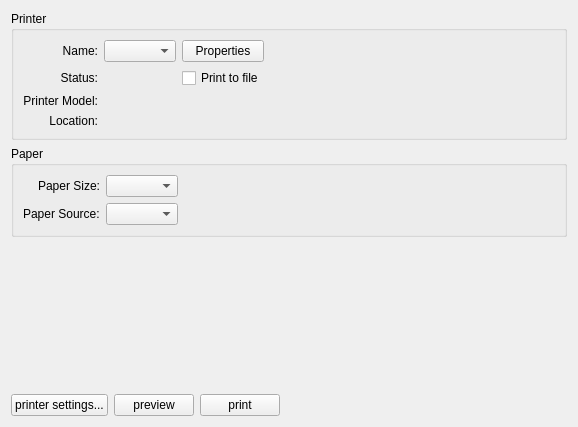
First picture: the form in cprint.ui, repository birkeh/picturePrint, before the edit.
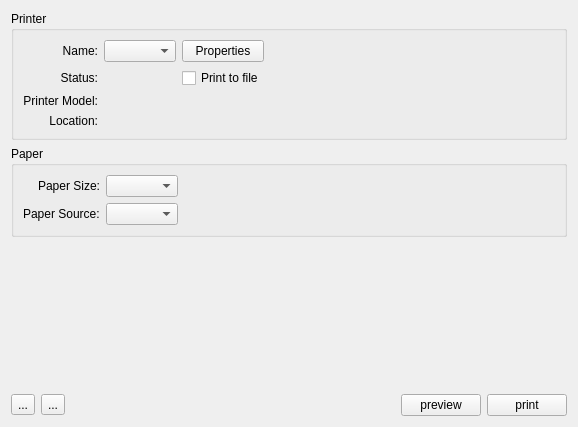
Second picture: the form after the edit.

Patch:
```diff
--- a/cprint.ui
+++ b/cprint.ui
@@ -196,28 +196,21 @@
      <item>
       <layout class="QHBoxLayout" name="horizontalLayout">
        <item>
-        <widget class="QPushButton" name="m_lpPrinterSettings">
+        <widget class="QToolButton" name="m_lpZoomOut">
          <property name="text">
-          <string>printer settings...</string>
+          <string>...</string>
          </property>
         </widget>
        </item>
        <item>
-        <widget class="QPushButton" name="m_lpPrintPreview">
+        <widget class="QToolButton" name="m_lpZoomIn">
          <property name="text">
-          <string>preview</string>
+          <string>...</string>
          </property>
         </widget>
        </item>
        <item>
-        <widget class="QPushButton" name="m_lpPrint">
-         <property name="text">
-          <string>print</string>
-         </property>
-        </widget>
-       </item>
-       <item>
-        <spacer name="horizontalSpacer">
+        <spacer name="horizontalSpacer_2">
          <property name="orientation">
           <enum>Qt::Horizontal</enum>
          </property>
@@ -229,6 +222,20 @@
          </property>
         </spacer>
        </item>
+       <item>
+        <widget class="QPushButton" name="m_lpPrintPreview">
+         <property name="text">
+          <string>preview</string>
+         </property>
+        </widget>
+       </item>
+       <item>
+        <widget class="QPushButton" name="m_lpPrint">
+         <property name="text">
+          <string>print</string>
+         </property>
+        </widget>
+       </item>
       </layout>
      </item>
     </layout>
```
